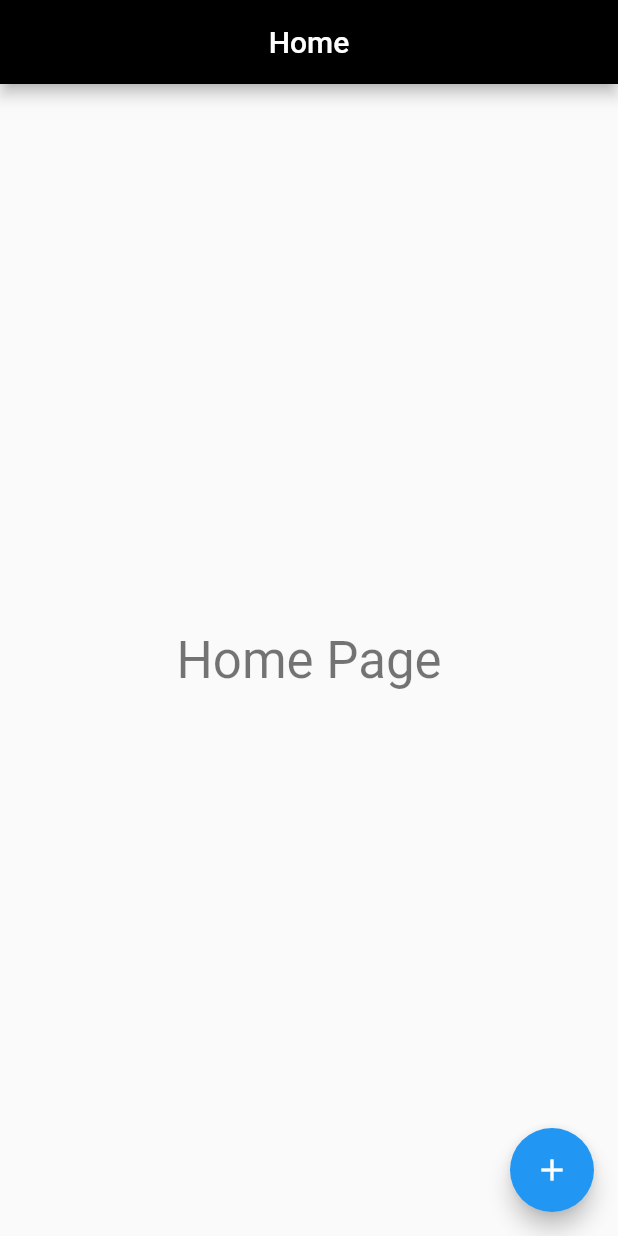
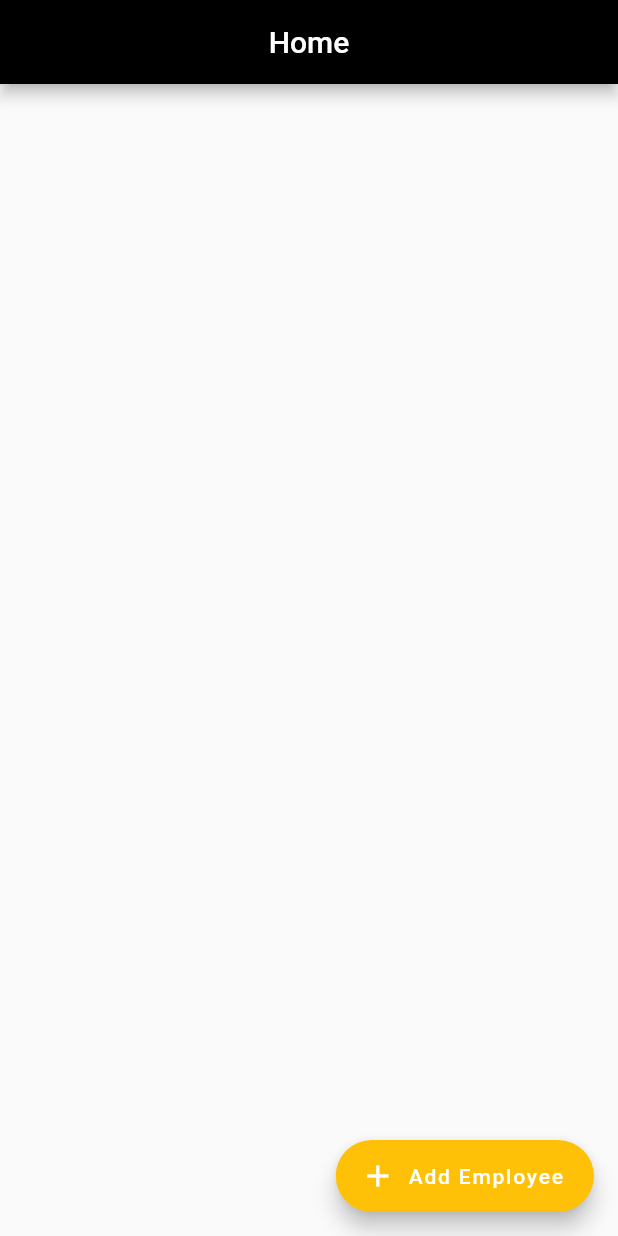
Before and after one commit to handika231/simple_crud_drift, a Flutter app: the screen it shows after launch, on a phone screen of 412 x 824 dp. Run offline on Flutter 3.47's test engine with Material 2 defaults, Android fonts, the light colour scheme and no system bars; our stand-ins replace drift; accounts and stored records are empty; generated files the repository leaves out were written again.

Commit message:
read data

```diff
--- a/lib/page/home_page.dart
+++ b/lib/page/home_page.dart
@@ -1,18 +1,40 @@
 import 'package:flutter/material.dart';
+import 'package:intl/intl.dart';
+import 'package:simple_drift/data/local/db/app_db.dart';
 import 'package:simple_drift/page/add_employee_page.dart';
 
-class HomePage extends StatelessWidget {
+class HomePage extends StatefulWidget {
   static const String routeName = '/home';
   const HomePage({super.key});
 
   @override
+  State<HomePage> createState() => _HomePageState();
+}
+
+class _HomePageState extends State<HomePage> {
+  late AppDB _appDB;
+  @override
+  void initState() {
+    super.initState();
+    _appDB = AppDB();
+  }
+
+  @override
+  void dispose() {
+    _appDB.close();
+    super.dispose();
+  }
+
+  @override
   Widget build(BuildContext context) {
     return Scaffold(
-      floatingActionButton: FloatingActionButton(
+      floatingActionButton: FloatingActionButton.extended(
         onPressed: () {
           Navigator.pushNamed(context, AddEmployeePage.routeName);
         },
-        child: const Icon(Icons.add),
+        label: const Text('Add Employee'),
+        icon: const Icon(Icons.add),
+        backgroundColor: Colors.amber,
       ),
       appBar: AppBar(
         automaticallyImplyLeading: false,
@@ -20,16 +42,31 @@ class HomePage extends StatelessWidget {
         centerTitle: true,
         title: const Text('Home'),
       ),
-      body: Center(
-        child: Column(
-          mainAxisAlignment: MainAxisAlignment.center,
-          children: [
-            Text(
-              'Home Page',
-              style: Theme.of(context).textTheme.headline4,
-            ),
-          ],
-        ),
+      body: FutureBuilder<List<EmployeeData>>(
+        future: _appDB.getAllEmployees(),
+        initialData: const [],
+        builder: (BuildContext context, AsyncSnapshot snapshot) {
+          if (snapshot.connectionState == ConnectionState.waiting) {
+            return const Center(
+              child: CircularProgressIndicator(),
+            );
+          } else {
+            List<EmployeeData> listOfEmployee = snapshot.data;
+            return ListView.builder(
+              itemCount: snapshot.data.length,
+              itemBuilder: (BuildContext context, int index) {
+                EmployeeData employee = listOfEmployee[index];
+                String dateOfBirth = DateFormat('dd-MM-yyyy').format(
+                  employee.dateOfBirth.toLocal(),
+                );
+                return ListTile(
+                  title: Text(employee.userName),
+                  subtitle: Text(dateOfBirth),
+                );
+              },
+            );
+          }
+        },
       ),
     );
   }
```
Also changed, not shown: lib/page/add_employee_page.dart (+44 -20 lines).
